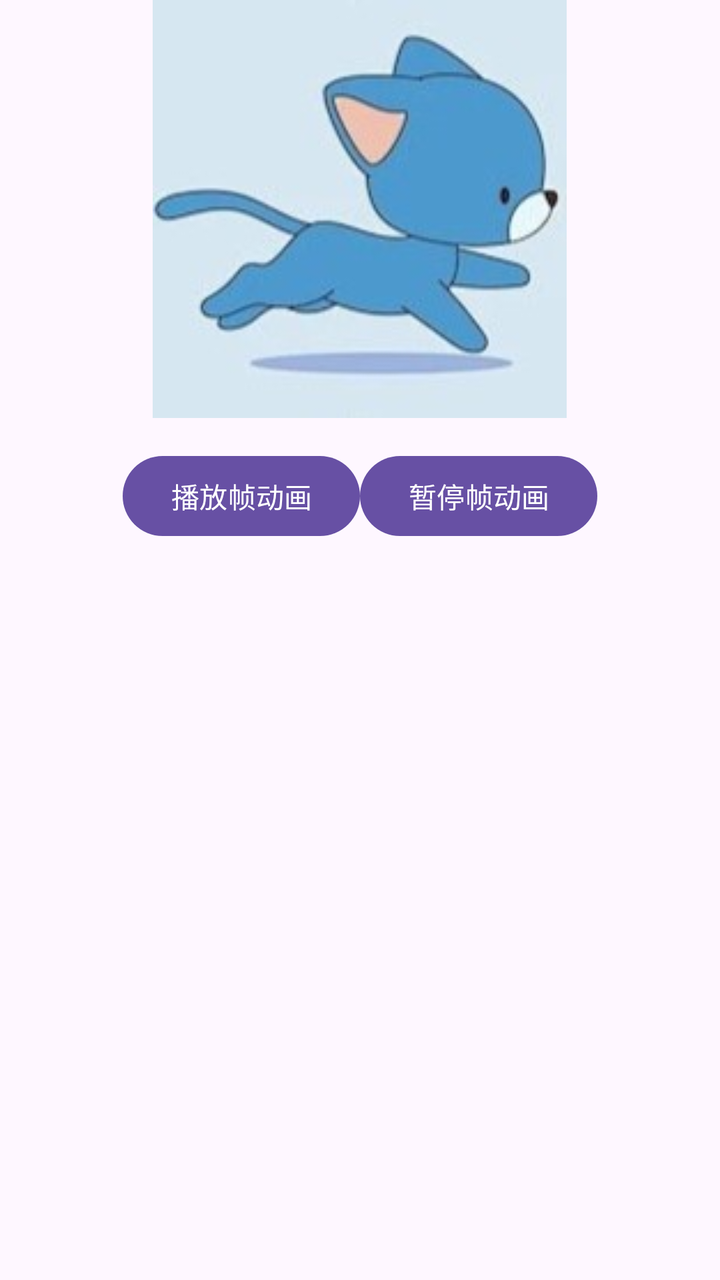
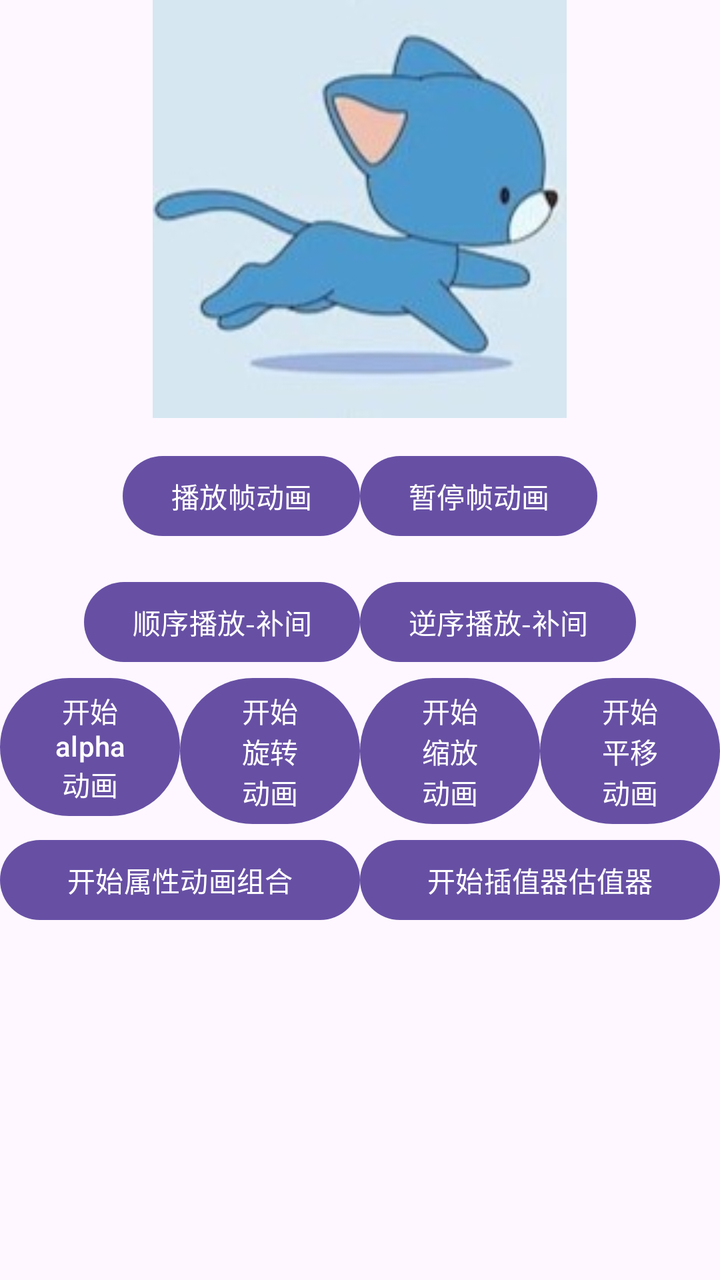

Screens rendered from an Android XML layout before and after an edit, with the pre-edit source and the edit as a unified diff.
<!-- AndroidManifest.xml: application theme Theme.AndroidPractice10 -->
<!-- res/layout/activity_main.xml -->
<?xml version="1.0" encoding="utf-8"?>
<LinearLayout xmlns:android="http://schemas.android.com/apk/res/android"
    android:layout_width="match_parent"
    android:layout_height="match_parent"
    android:orientation="vertical">

    <ImageView
        android:id="@+id/iv_show"
        android:layout_width="207dp"
        android:layout_height="209dp"
        android:layout_gravity="center"
        android:contentDescription="显示图片"
        android:background="@drawable/frame_sequence"/>
    <LinearLayout
        android:layout_width="wrap_content"
        android:layout_height="wrap_content"
        android:orientation="horizontal"
        android:layout_gravity="center"
        android:padding="15dp">
        <Button
            android:id="@+id/bt_start"
            android:layout_width="wrap_content"
            android:layout_height="wrap_content"
            android:text="播放帧动画"/>
        <Button
            android:id="@+id/bt_stop"
            android:layout_width="wrap_content"
            android:layout_height="wrap_content"
            android:text="暂停帧动画"/>
    </LinearLayout>
</LinearLayout>
<!-- resources referenced by this layout -->
<resources>
  <!-- drawable frame_sequence (drawable) -->
  <?xml version="1.0" encoding="utf-8"?>
  <animation-list xmlns:android="http://schemas.android.com/apk/res/android"
      android:oneshot="false">
  
      <item android:drawable="@drawable/t1" android:duration="180"/>
      <item android:drawable="@drawable/t2" android:duration="180"/>
      <item android:drawable="@drawable/t3" android:duration="180"/>
      <item android:drawable="@drawable/t4" android:duration="180"/>
      <item android:drawable="@drawable/t5" android:duration="180"/>
      <item android:drawable="@drawable/t6" android:duration="180"/>
  
  </animation-list>
  <style name="Theme.AndroidPractice10" parent="Base.Theme.AndroidPractice10" />
  <!-- drawable t1: jpg bitmap (drawable, 6528 bytes) -->
  <!-- drawable t2: jpg bitmap (drawable, 6879 bytes) -->
  <!-- drawable t3: jpg bitmap (drawable, 6287 bytes) -->
  <!-- drawable t4: jpg bitmap (drawable, 6571 bytes) -->
  <!-- drawable t5: jpg bitmap (drawable, 6907 bytes) -->
  <!-- drawable t6: jpg bitmap (drawable, 6910 bytes) -->
  <style name="Base.Theme.AndroidPractice10" parent="Theme.Material3.DayNight.NoActionBar">
          
          
      </style>
</resources>

<!-- the commit's change to res/layout/activity_main.xml (unified diff, before → after) -->
@@ -28,4 +28,73 @@
             android:layout_height="wrap_content"
             android:text="暂停帧动画"/>
     </LinearLayout>
+    <LinearLayout
+        android:layout_width="wrap_content"
+        android:layout_height="wrap_content"
+        android:layout_gravity="center"
+        android:orientation="horizontal">
+        <Button
+            android:id="@+id/bt_play"
+            android:layout_width="wrap_content"
+            android:layout_height="wrap_content"
+            android:text="顺序播放-补间" />
+        <Button
+            android:id="@+id/bt_reverse_play"
+            android:layout_width="wrap_content"
+            android:layout_height="wrap_content"
+            android:text="逆序播放-补间" />
+    </LinearLayout>
+    <LinearLayout
+        android:layout_width="match_parent"
+        android:layout_height="wrap_content"
+        android:orientation="horizontal" >
+        <Button
+            android:id="@+id/bt_alpha"
+            android:layout_width="0dp"
+            android:layout_height="wrap_content"
+            android:layout_weight="1"
+            android:layout_gravity="center_horizontal"
+            android:text="@string/btn_alpha" />
+        <Button
+            android:id="@+id/bt_rotation"
+            android:layout_width="0dp"
+            android:layout_height="wrap_content"
+            android:layout_weight="1"
+            android:layout_gravity="center_horizontal"
+            android:text="@string/bt_rotation" />
+
+        <Button
+            android:id="@+id/bt_scale"
+            android:layout_width="0dp"
+            android:layout_height="wrap_content"
+            android:layout_weight="1"
+            android:layout_gravity="center_horizontal"
+            android:text="@string/bt_scale"/>
+        <Button
+            android:id="@+id/bt_translation"
+            android:layout_width="0dp"
+            android:layout_height="wrap_content"
+            android:layout_weight="1"
+            android:layout_gravity="center_horizontal"
+            android:text="@string/bt_translation" />
+    </LinearLayout>
+    <LinearLayout
+        android:layout_width="match_parent"
+        android:layout_height="wrap_content"
+        android:orientation="horizontal" >
+        <Button
+            android:id="@+id/bt_group"
+            android:layout_width="0dp"
+            android:layout_height="wrap_content"
+            android:layout_weight="1"
+            android:layout_gravity="center_horizontal"
+            android:text="@string/bt_group" />
+        <Button
+            android:id="@+id/bt_value"
+            android:layout_width="0dp"
+            android:layout_height="wrap_content"
+            android:layout_weight="1"
+            android:layout_gravity="center_horizontal"
+            android:text="@string/bt_value" />
+    </LinearLayout>
 </LinearLayout>
<!-- resource entries referenced after the edit -->
@@ -13,6 +13,12 @@
       <item android:drawable="@drawable/t6" android:duration="180"/>
   
   </animation-list>
+  <string name="bt_group">开始属性动画组合</string>
+  <string name="bt_rotation">开始旋转动画</string>
+  <string name="bt_scale">开始缩放动画</string>
+  <string name="bt_translation">开始平移动画</string>
+  <string name="bt_value">开始插值器估值器</string>
+  <string name="btn_alpha">开始alpha动画</string>
   <style name="Theme.AndroidPractice10" parent="Base.Theme.AndroidPractice10" />
   <!-- drawable t1: jpg bitmap (drawable, 6528 bytes) -->
   <!-- drawable t2: jpg bitmap (drawable, 6879 bytes) -->
